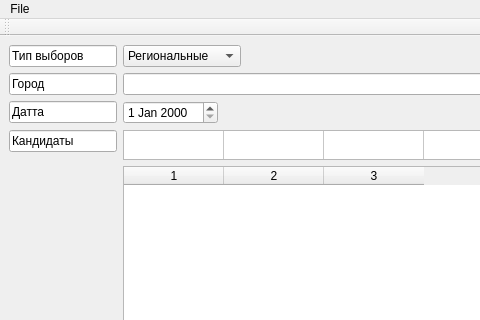
Above: SRC/DataLoader/Forms/editjsonfile.ui from WoxAlex/EAnalyzer before the change; both pictures show x 0 to 480 and y 0 to 320 of the 845 by 659 pixel window. Below: the same form after it.
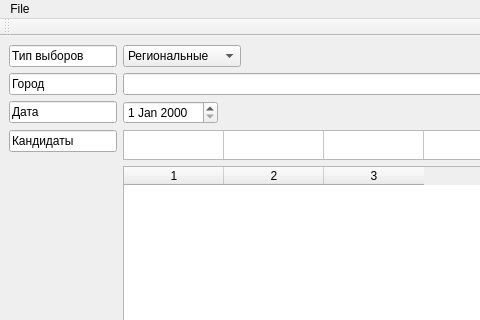
That is the form after the change.

What changed in the file:
```diff
--- a/SRC/DataLoader/Forms/editjsonfile.ui
+++ b/SRC/DataLoader/Forms/editjsonfile.ui
@@ -107,7 +107,7 @@
            <enum>Qt::DefaultContextMenu</enum>
           </property>
           <property name="text">
-           <string>Датта</string>
+           <string>Дата</string>
           </property>
           <property name="dragEnabled">
            <bool>false</bool>
```
